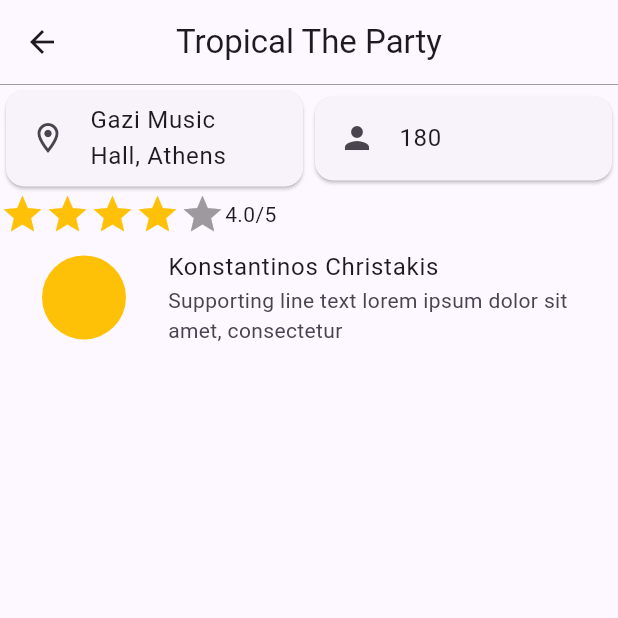
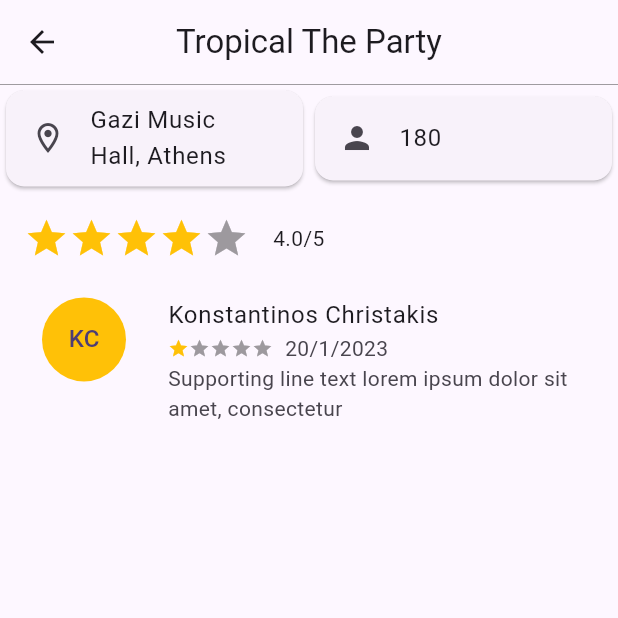
Before and after one commit to kchristakis52/ntua-hci, a Flutter app: the screen it shows after launch, after a tap on "Aggelos Dimitriou", on a phone screen of 412 x 824 dp, the top half of it. Run offline on Flutter 3.47's test engine with Material 2 defaults, Android fonts, the phone set to English and light mode, and no system bars; drawn by our look-alikes of flutter_rating_bar.

```diff
--- a/lib/MyProfile.dart
+++ b/lib/MyProfile.dart
@@ -22,19 +22,8 @@ class _MyProfileState extends State<MyProfile> {
   Widget build(BuildContext context) {
     return Scaffold(
         appBar: AppBar(
-          // leading: IconButton(
-//icon: Icon(Icons.arrow_back),
-          //  onPressed: () {
-//Navigator.pop(context);
-          //  },
-          // ),
-
-          // ignore: prefer_const_constructors
-          title: NameChange
-              ? nameChanger()
-              : Center(
-                  child: profileName(),
-                ),
+          centerTitle: true,
+          title: NameChange ? nameChanger() : profileName(),
           actions: [
             IconButton(
                 onPressed: () {
--- a/lib/PastEvent.dart
+++ b/lib/PastEvent.dart
@@ -1,3 +1,5 @@
+import 'dart:math';
+
 import 'package:flutter/material.dart';
 import 'package:flutter_rating_bar/flutter_rating_bar.dart';
 
@@ -37,6 +39,7 @@ class _PastEventState extends State<PastEvent> {
           children: [
             Row(
               mainAxisAlignment: MainAxisAlignment.spaceAround,
+              //crossAxisAlignment: CrossAxisAlignment.baseline,
               children: [
                 Flexible(
                   child: Card(
@@ -58,7 +61,9 @@ class _PastEventState extends State<PastEvent> {
             ),
             Row(
               children: [
-                Flexible(
+                Padding(
+                  padding: const EdgeInsets.all(16.0),
+                  child: Expanded(
                     child: RatingBarIndicator(
                       itemBuilder: (context, _) => const Icon(
                         Icons.star,
@@ -68,12 +73,18 @@ class _PastEventState extends State<PastEvent> {
                       itemSize: 30,
                     ),
                   ),
+                ),
                 Expanded(child: Text("${widget.rating}/5")),
               ],
             ),
             Expanded(
               child: ListView(
-                children: [Review()],
+                children: [
+                  Review(
+                    Fname: 'Konstantinos',
+                    Lname: 'Christakis',
+                  )
+                ],
               ),
             )
           ],
@@ -82,20 +93,54 @@ class _PastEventState extends State<PastEvent> {
 }
 
 class Review extends StatelessWidget {
-  //double score;
+  int score = Random().nextInt(4) + 1;
+  String Fname;
+  String Lname;
+  String revText;
+  DateTime now = DateTime.now();
 
-  const Review({super.key});
+  Review({
+    Key? key,
+    required this.Fname,
+    required this.Lname,
+    this.revText =
+        'Supporting line text lorem ipsum dolor sit amet, consectetur',
+  }) : super(key: key);
 
   @override
   Widget build(BuildContext context) {
     return ListTile(
+      //contentPadding: EdgeInsets.only(left: 8),
+      isThreeLine: true,
       leading: CircleAvatar(
+        child: Text('${Fname[0]}${Lname[0]}'),
         radius: 40,
         backgroundColor: Colors.amber,
       ),
-      title: Text('Konstantinos Christakis'),
-      subtitle:
-          Text('Supporting line text lorem ipsum dolor sit amet, consectetur'),
+      title: Text("$Fname $Lname"),
+      // trailing: Text('dd/mm/yy'),
+      subtitle: Column(
+        crossAxisAlignment: CrossAxisAlignment.start,
+        children: [
+          Row(
+            children: [
+              RatingBarIndicator(
+                itemBuilder: (context, _) => const Icon(
+                  Icons.star,
+                  color: Colors.amber,
+                ),
+                rating: score.toDouble(),
+                itemSize: 14,
+              ),
+              Padding(
+                padding: const EdgeInsets.only(left: 8),
+                child: Text('${now.day}/${now.month}/${now.year}'),
+              ),
+            ],
+          ),
+          Text(revText),
+        ],
+      ),
     );
   }
 }
```
Lines whose indentation alone changed are shown as unchanged.
